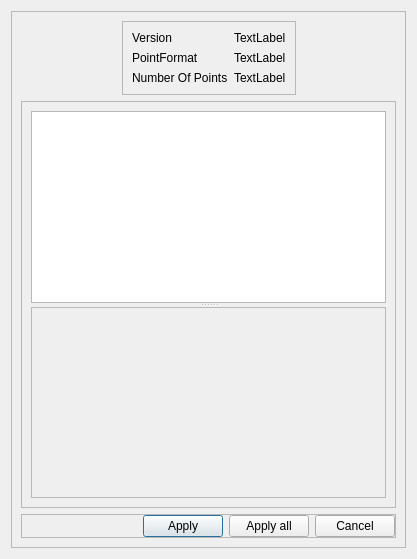
Old version of the form ui/lasopendialog.ui in the repository tmontaigu/LAS-IO.
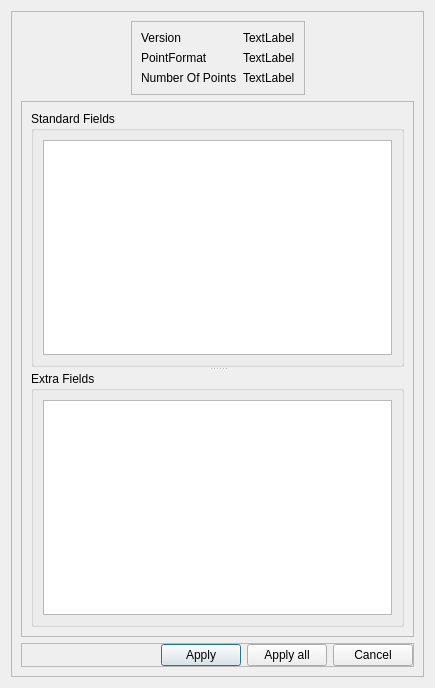
New version of the form.

Commit message: Add QGroupBox to save dialog for clarity

```diff
--- a/ui/lasopendialog.ui
+++ b/ui/lasopendialog.ui
@@ -6,8 +6,8 @@
    <rect>
     <x>0</x>
     <y>0</y>
-    <width>417</width>
-    <height>559</height>
+    <width>435</width>
+    <height>688</height>
    </rect>
   </property>
   <property name="windowTitle">
@@ -115,17 +115,31 @@
         <property name="frameShadow">
          <enum>QFrame::Raised</enum>
         </property>
-        <layout class="QVBoxLayout" name="verticalLayout_2">
+        <layout class="QVBoxLayout" name="verticalLayout_5">
          <item>
           <widget class="QSplitter" name="splitter">
            <property name="orientation">
             <enum>Qt::Vertical</enum>
            </property>
-           <widget class="QListWidget" name="availableScalarFields"/>
-           <widget class="QListWidget" name="availableExtraScalarFields">
-            <property name="enabled">
-             <bool>false</bool>
+           <widget class="QGroupBox" name="groupBox_2">
+            <property name="title">
+             <string>Standard Fields</string>
             </property>
+            <layout class="QVBoxLayout" name="verticalLayout_2">
+             <item>
+              <widget class="QListWidget" name="availableScalarFields"/>
+             </item>
+            </layout>
+           </widget>
+           <widget class="QGroupBox" name="groupBox">
+            <property name="title">
+             <string>Extra Fields</string>
+            </property>
+            <layout class="QVBoxLayout" name="verticalLayout_4">
+             <item>
+              <widget class="QListWidget" name="availableExtraScalarFields"/>
+             </item>
+            </layout>
            </widget>
           </widget>
          </item>
```
